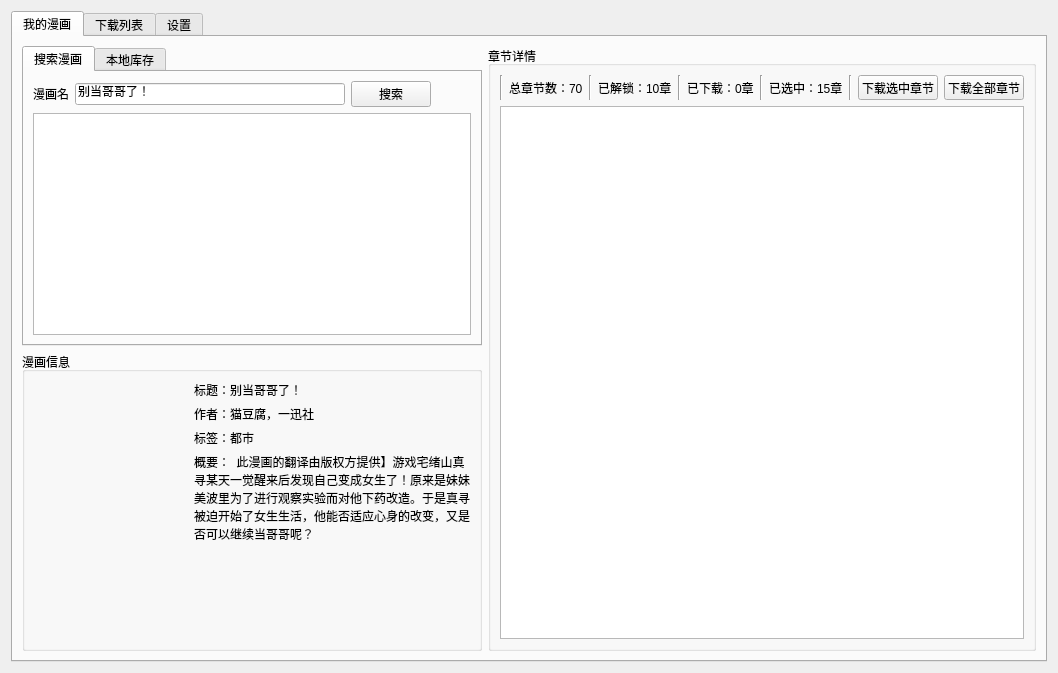
Before: the Qt Designer form src/ui/mainWidget.ui in Zeal-L/BiliBili-Manga-Downloader, drawn with Qt 5.
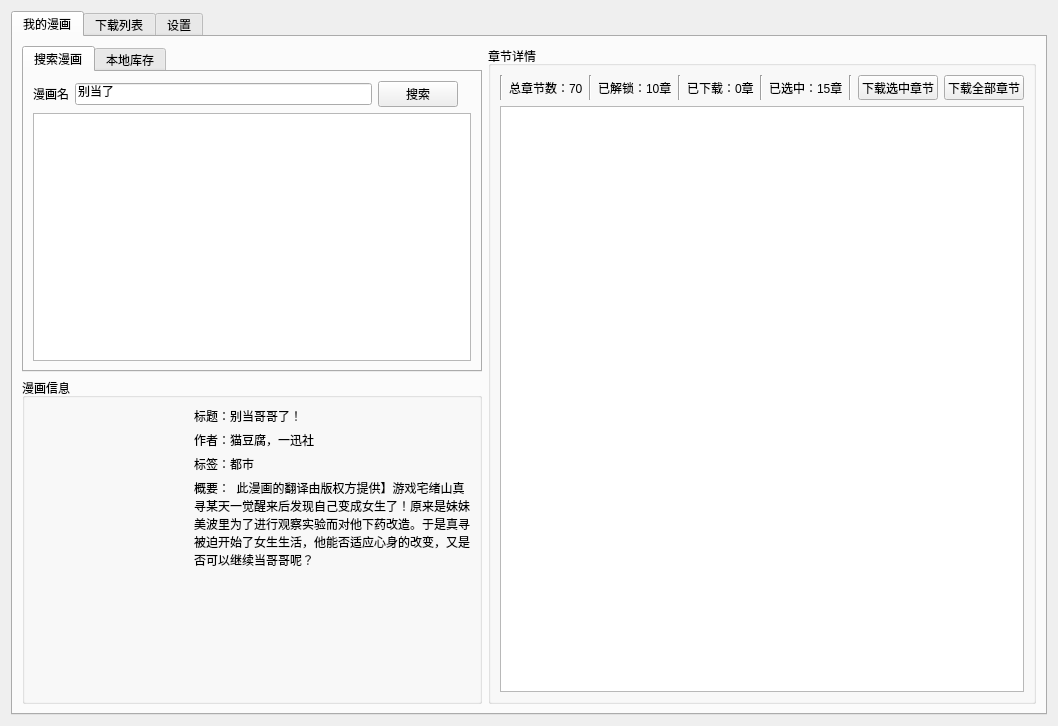
After: the same form once the commit is applied. The open tabs and pages were chosen to show the change. Icons and pictures are not drawn.

Diff of the .ui file:
```diff
--- a/src/ui/mainWidget.ui
+++ b/src/ui/mainWidget.ui
@@ -7,7 +7,7 @@
     <x>0</x>
     <y>0</y>
     <width>1058</width>
-    <height>673</height>
+    <height>726</height>
    </rect>
   </property>
   <property name="windowTitle">
@@ -32,7 +32,7 @@
       </attribute>
       <layout class="QHBoxLayout" name="horizontalLayout_19">
        <item>
-        <layout class="QVBoxLayout" name="v_lLayout_my_manga">
+        <layout class="QVBoxLayout" name="v_lLayout_my_manga" stretch="1,1">
          <item>
           <widget class="QTabWidget" name="tabWidget_my_manga">
            <property name="currentIndex">
@@ -61,7 +61,7 @@
                   </size>
                  </property>
                  <property name="text">
-                  <string>别当哥哥了！</string>
+                  <string>别当了</string>
                  </property>
                 </widget>
                </item>
@@ -73,17 +73,11 @@
                 </widget>
                </item>
                <item>
-                <spacer name="horizontalSpacer_9">
-                 <property name="orientation">
-                  <enum>Qt::Horizontal</enum>
+                <widget class="QLabel" name="label_manga_search">
+                 <property name="text">
+                  <string/>
                  </property>
-                 <property name="sizeHint" stdset="0">
-                  <size>
-                   <width>40</width>
-                   <height>20</height>
-                  </size>
-                 </property>
-                </spacer>
+                </widget>
                </item>
               </layout>
              </item>
```
Left out of the diff: 2 changed lines with no effect on the pictures.
